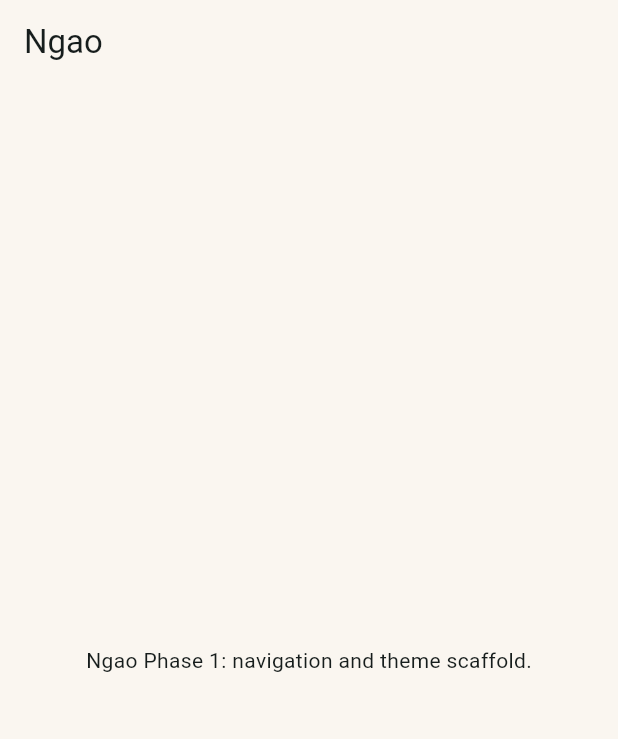
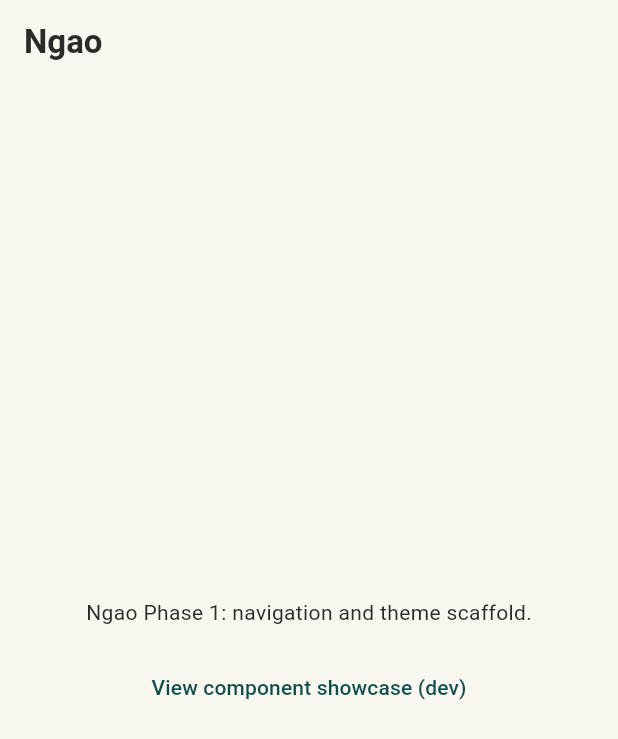
Before and after one commit to M-mutua/ngao, a Flutter app: the screen it shows after launch, on a phone screen of 412 x 824 dp. Shown: the top 739 px of the screen. Run offline on Flutter 3.47's test engine with Material 3 defaults, Android fonts, the phone set to English and light mode, and no system bars; our stand-ins replace go_router.

Commit message:
Phase 1 & 2: Flutter foundation, design system, theme, reusable components

```diff
--- a/lib/app/router.dart
+++ b/lib/app/router.dart
@@ -1,4 +1,5 @@
 import 'package:go_router/go_router.dart';
+import 'package:ngao/features/home/component_showcase_screen.dart';
 import '../features/home/home_screen.dart';
 
 class AppRouter {
@@ -9,6 +10,10 @@ class AppRouter {
         path: '/',
         builder: (context, state) => const HomeScreen(),
       ),
+      GoRoute(
+        path: '/showcase',
+        builder: (context, state) => const ComponentShowcaseScreen(),
+),
     ],
   );
 }
--- a/lib/app/theme/app_theme.dart
+++ b/lib/app/theme/app_theme.dart
@@ -1,24 +1,78 @@
 import 'package:flutter/material.dart';
+import 'design_tokens.dart';
 
 class AppTheme {
-  // Phase 1: minimal centralized theme.
-  // Phase 2 (Design System) will expand this into full tokens
-  // for spacing, typography, elevation, and component styles.
-
-  static const Color deepTeal = Color(0xFF0D4F4B);
-  static const Color warmOffWhite = Color(0xFFFAF6F0);
-
   static ThemeData get light {
     return ThemeData(
       useMaterial3: true,
-      scaffoldBackgroundColor: warmOffWhite,
+      scaffoldBackgroundColor: NgaoColors.warmOffWhite,
       colorScheme: ColorScheme.fromSeed(
-        seedColor: deepTeal,
+        seedColor: NgaoColors.deepTeal,
         brightness: Brightness.light,
       ).copyWith(
-        primary: deepTeal,
-        surface: warmOffWhite,
+        primary: NgaoColors.deepTeal,
+        surface: NgaoColors.surface,
+        error: NgaoColors.error,
+      ),
+      textTheme: _textTheme(NgaoColors.textPrimary, NgaoColors.textSecondary),
+      cardTheme: CardThemeData(
+        color: NgaoColors.surface,
+        elevation: 0,
+        shape: RoundedRectangleBorder(
+          borderRadius: BorderRadius.circular(NgaoRadius.medium),
+          side: const BorderSide(color: NgaoColors.border),
+        ),
+      ),
+      appBarTheme: const AppBarTheme(
+        backgroundColor: NgaoColors.warmOffWhite,
+        foregroundColor: NgaoColors.textPrimary,
+        elevation: 0,
       ),
     );
   }
+
+  /// Intervention mode: darker, calmer, lower cognitive load.
+  /// Per SDD §18 and Decision 016. Not a generic dark mode inversion.
+  static ThemeData get intervention {
+    return ThemeData(
+      useMaterial3: true,
+      scaffoldBackgroundColor: NgaoColors.interventionBackground,
+      colorScheme: ColorScheme.fromSeed(
+        seedColor: NgaoColors.interventionAccent,
+        brightness: Brightness.dark,
+      ).copyWith(
+        primary: NgaoColors.interventionAccent,
+        surface: NgaoColors.interventionSurface,
+        error: NgaoColors.error,
+      ),
+      textTheme: _textTheme(
+        NgaoColors.interventionTextPrimary,
+        NgaoColors.interventionTextPrimary.withValues(alpha: 0.7),
+      ),
+      cardTheme: CardThemeData(
+        color: NgaoColors.interventionSurface,
+        elevation: 0,
+        shape: RoundedRectangleBorder(
+          borderRadius: BorderRadius.circular(NgaoRadius.medium),
+        ),
+      ),
+      appBarTheme: const AppBarTheme(
+        backgroundColor: NgaoColors.interventionBackground,
+        foregroundColor: NgaoColors.interventionTextPrimary,
+        elevation: 0,
+      ),
+    );
+  }
+
+  static TextTheme _textTheme(Color primary, Color secondary) {
+    return TextTheme(
+      headlineLarge: TextStyle(color: primary, fontWeight: FontWeight.w600),
+      headlineMedium: TextStyle(color: primary, fontWeight: FontWeight.w600),
+      titleLarge: TextStyle(color: primary, fontWeight: FontWeight.w600),
+      bodyLarge: TextStyle(color: primary),
+      bodyMedium: TextStyle(color: primary),
+      bodySmall: TextStyle(color: secondary),
+      labelLarge: TextStyle(color: primary, fontWeight: FontWeight.w500),
+    );
+  }
 }
--- /dev/null
+++ b/lib/app/theme/design_tokens.dart
@@ -0,0 +1,42 @@
+import 'package:flutter/material.dart';
+
+/// Centralized design tokens for Ngao.
+/// Phase 2: Design System. Do not hardcode these values in feature screens.
+class NgaoColors {
+  // Anchors
+  static const Color deepTeal = Color(0xFF0D4F4B);
+  static const Color warmOffWhite = Color(0xFFFAF6F0);
+
+  // Neutrals
+  static const Color textPrimary = Color(0xFF2A2A28);
+  static const Color textSecondary = Color(0xFF6B6B66);
+  static const Color border = Color(0xFFE4DED3);
+  static const Color surface = Color(0xFFFFFFFF);
+
+  // Functional
+  static const Color warning = Color(0xFFC97A3D);
+  static const Color error = Color(0xFFB3453B);
+  static const Color success = Color(0xFF3D7A5C);
+
+  // Intervention mode
+  static const Color interventionBackground = Color(0xFF0F2E2C);
+  static const Color interventionSurface = Color(0xFF163B38);
+  static const Color interventionTextPrimary = Color(0xFFF2EDE3);
+  static const Color interventionAccent = Color(0xFF6FA89E);
+}
+
+class NgaoSpacing {
+  static const double xs = 4;
+  static const double sm = 8;
+  static const double md = 12;
+  static const double lg = 16;
+  static const double xl = 24;
+  static const double xxl = 32;
+  static const double xxxl = 48;
+}
+
+class NgaoRadius {
+  static const double small = 8;   // inputs, small elements
+  static const double medium = 16; // cards
+  static const double large = 24;  // sheets, modals
+}
--- a/lib/features/home/home_screen.dart
+++ b/lib/features/home/home_screen.dart
@@ -1,4 +1,5 @@
 import 'package:flutter/material.dart';
+import 'package:go_router/go_router.dart';
 
 class HomeScreen extends StatelessWidget {
   const HomeScreen({super.key});
@@ -7,8 +8,18 @@ class HomeScreen extends StatelessWidget {
   Widget build(BuildContext context) {
     return Scaffold(
       appBar: AppBar(title: const Text('Ngao')),
-      body: const Center(
-        child: Text('Ngao Phase 1: navigation and theme scaffold.'),
+      body: Center(
+        child: Column(
+          mainAxisSize: MainAxisSize.min,
+          children: [
+            const Text('Ngao Phase 1: navigation and theme scaffold.'),
+            const SizedBox(height: 16),
+            TextButton(
+              onPressed: () => context.push('/showcase'),
+              child: const Text('View component showcase (dev)'),
+            ),
+          ],
+        ),
       ),
     );
   }
--- a/lib/main.dart
+++ b/lib/main.dart
@@ -1,5 +1,4 @@
 import 'dart:async';
-
 import 'package:flutter/material.dart';
 import 'app/app.dart';
 
```
Also changed, not shown: lib/features/home/component_showcase_screen.dart (added, +66 -0 lines), lib/shared/widgets/ngao_button.dart (added, +56 -0 lines), lib/shared/widgets/ngao_card.dart (added, +21 -0 lines), lib/shared/widgets/ngao_text_field.dart (added, +40 -0 lines), lib/shared/widgets/status_indicator.dart (added, +33 -0 lines), 1 other file.
